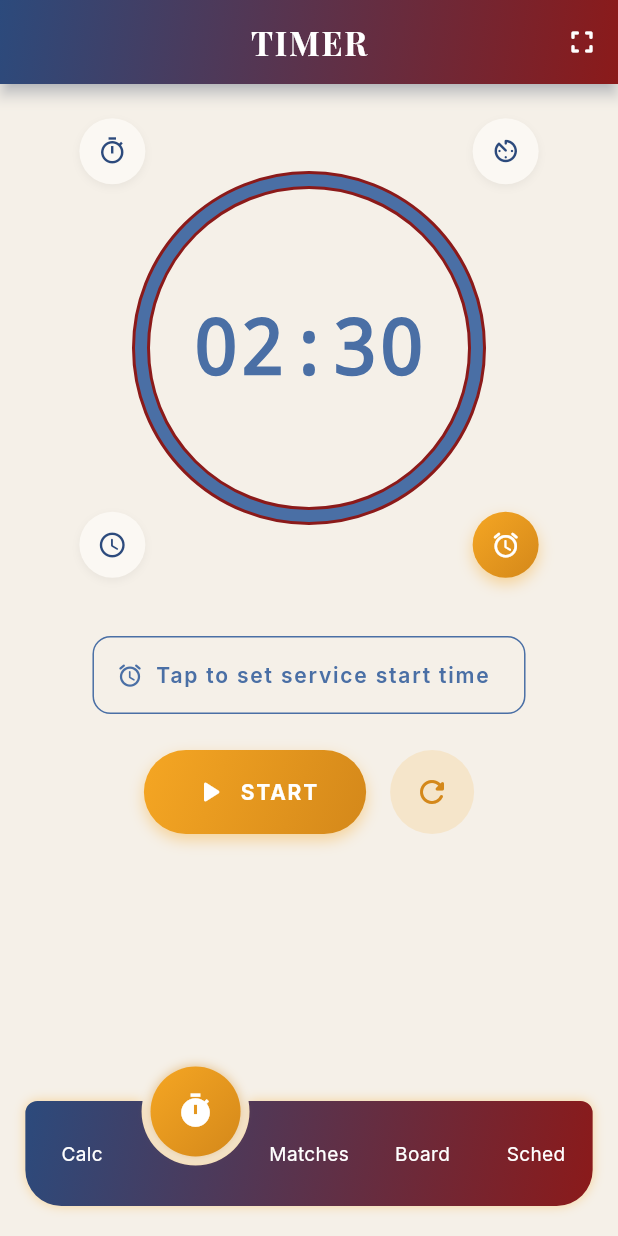
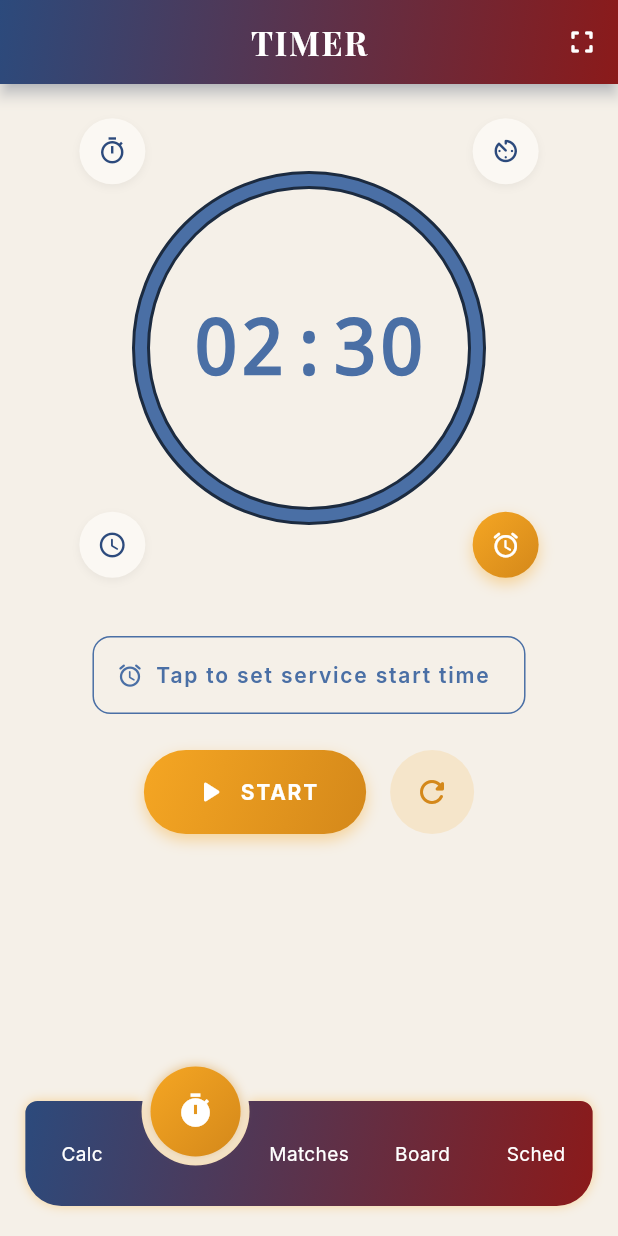
Before and after one commit to KerelosNasser/code_red, a Flutter app: the TimerScreen screen opened by its route, after a tap on the "alarm" icon, on a phone screen of 412 x 824 dp. Run offline on Flutter 3.47's test engine with Material 3 defaults, Android fonts, the phone set to English and light mode, and no system bars; drawn by our look-alikes of circle_nav_bar, flutter_animate; our stand-ins replace flutter_riverpod, go_router, google_fonts, hive_flutter, riverpod_annotation; accounts and stored records are empty; generated files the repository leaves out were written again.

```diff
--- a/lib/src/features/timer/presentation/timer_screen.dart
+++ b/lib/src/features/timer/presentation/timer_screen.dart
@@ -178,7 +178,7 @@ class _TimerDisplay extends StatelessWidget {
                     ),
                   ),
                 Padding(
-                  padding: EdgeInsets.all(showArc ? 40 : 0),
+                  padding: EdgeInsets.all(showArc ? 30 : 0),
                   child:
                       Text(
                             _displayText,
@@ -327,7 +327,7 @@ class _ArcPainter extends CustomPainter {
       center,
       radius,
       Paint()
-        ..color = AppColors.error
+        ..color = AppColors.textPrimary
         ..style = PaintingStyle.stroke
         ..strokeWidth = 12,
     );
@@ -451,6 +451,7 @@ class _PresetsPanel extends StatelessWidget {
     showDialog(
       context: context,
       builder: (ctx) => AlertDialog(
+        backgroundColor: AppColors.cardBg,
         title: const Text('New Preset'),
         content: Column(
           mainAxisSize: MainAxisSize.min,
@@ -539,8 +540,9 @@ class _PreServicePicker extends StatelessWidget {
             picked.hour,
             picked.minute,
           );
-          if (target.isBefore(now))
+          if (target.isBefore(now)) {
             target = target.add(const Duration(days: 1));
+          }
           onPick(target);
         }
       },
```
